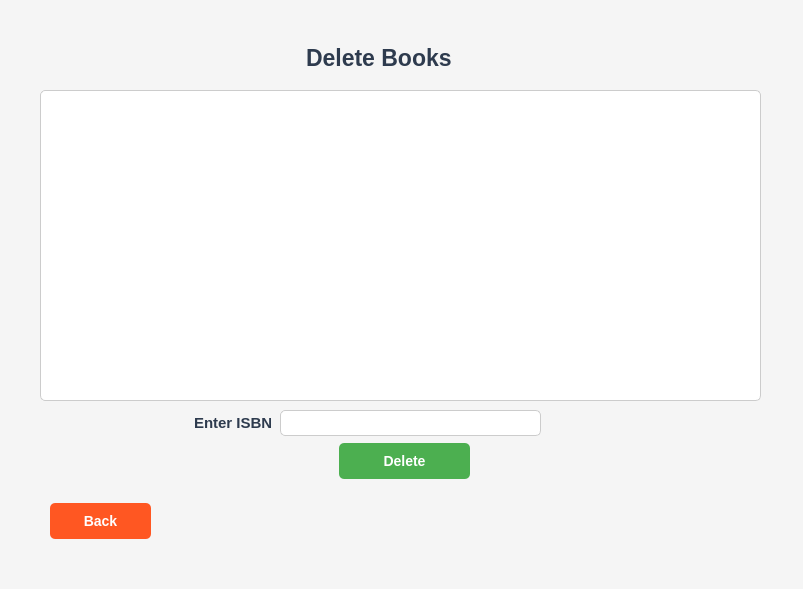
Above: Library-Management-System/deletebook.ui from danisensei/Library-Management-System before the change. Below: the same form after it.
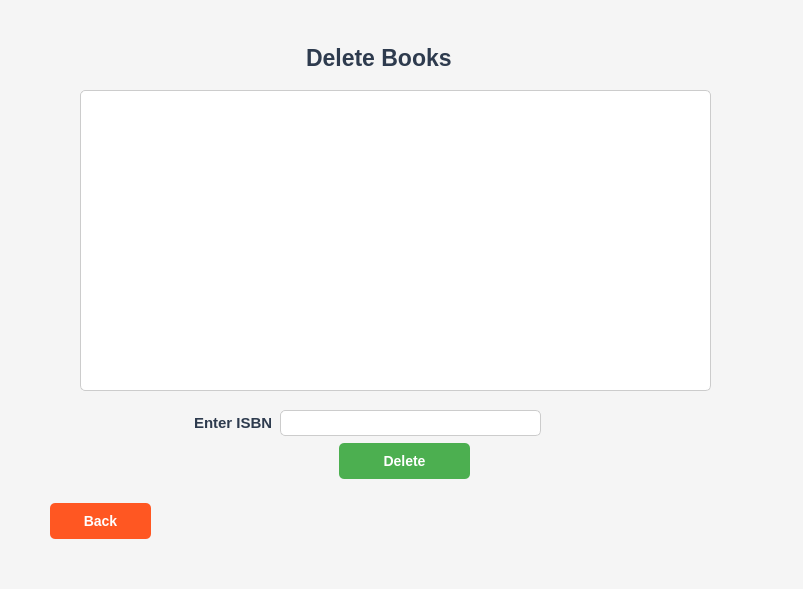
That is the form after the change.

Commit message: Uniform UI for books section

What changed in the file:
```diff
--- a/Library-Management-System/deletebook.ui
+++ b/Library-Management-System/deletebook.ui
@@ -143,12 +143,30 @@
   <widget class="QTableView" name="Booktable">
    <property name="geometry">
     <rect>
-     <x>40</x>
+     <x>80</x>
      <y>90</y>
-     <width>721</width>
-     <height>311</height>
+     <width>631</width>
+     <height>301</height>
     </rect>
    </property>
+   <property name="minimumSize">
+    <size>
+     <width>0</width>
+     <height>0</height>
+    </size>
+   </property>
+   <property name="verticalScrollBarPolicy">
+    <enum>Qt::ScrollBarPolicy::ScrollBarAsNeeded</enum>
+   </property>
+   <property name="sizeAdjustPolicy">
+    <enum>QAbstractScrollArea::SizeAdjustPolicy::AdjustToContents</enum>
+   </property>
+   <property name="dragDropMode">
+    <enum>QAbstractItemView::DragDropMode::NoDragDrop</enum>
+   </property>
+   <attribute name="horizontalHeaderStretchLastSection">
+    <bool>true</bool>
+   </attribute>
   </widget>
   <widget class="QLineEdit" name="isbnbox">
    <property name="geometry">
```
The commit also changes 3 other files.
